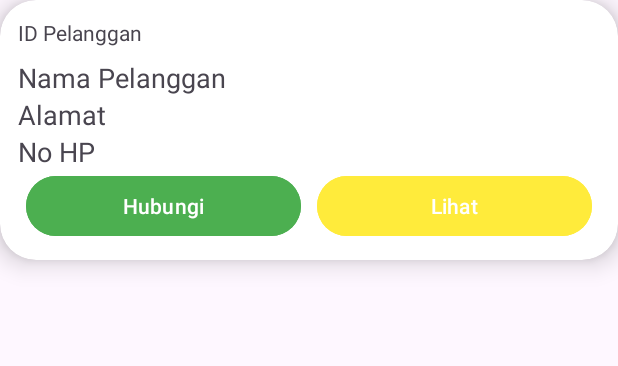
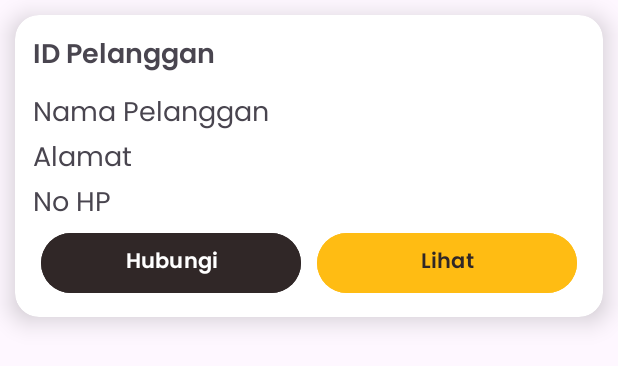
Before and after one commit to VinoSheesh/Aplikasi-Laundry, an Android app: the layout card_data_pelanggan.xml on its own in the app's theme, with its tools: preview values and no code run, on a phone screen of 412 x 824 dp. Shown: the top 366 px of the screen. Run offline under Robolectric (Android 15) with nearby library versions, the phone set to English and light mode, and no system bars.

Commit message:
Update UI dan Acticity

```diff
--- a/app/src/main/res/layout/card_data_pelanggan.xml
+++ b/app/src/main/res/layout/card_data_pelanggan.xml
@@ -8,8 +8,12 @@
     <androidx.cardview.widget.CardView
         android:layout_width="match_parent"
         android:layout_height="wrap_content"
-        app:cardCornerRadius="24dp"
+        android:layout_margin="10dp"
+        app:cardCornerRadius="16dp"
         app:cardElevation="10dp"
+        app:layout_constraintEnd_toEndOf="parent"
+        app:layout_constraintStart_toStartOf="parent"
+        app:layout_constraintTop_toTopOf="parent"
         tools:ignore="MissingConstraints">
 
         <RelativeLayout
@@ -21,40 +25,44 @@
                 android:id="@+id/tv1"
                 android:layout_width="wrap_content"
                 android:layout_height="wrap_content"
+                android:layout_marginBottom="8dp"
                 android:text="ID Pelanggan"
-                android:textSize="14sp"
-                android:layout_marginBottom="8dp"/>
+                android:textSize="18sp"
+                android:fontFamily="@font/poppins_semibold"/>
 
             <TextView
                 android:id="@+id/tv2"
-                android:layout_below="@id/tv1"
                 android:layout_width="wrap_content"
                 android:layout_height="wrap_content"
+                android:layout_below="@+id/tv1"
+                android:fontFamily="@font/poppins"
                 android:text="Nama Pelanggan"
-                android:textSize="18sp"/>
+                android:textSize="18sp" />
 
             <TextView
                 android:id="@+id/tv3"
-                android:layout_below="@id/tv2"
                 android:layout_width="wrap_content"
                 android:layout_height="wrap_content"
+                android:layout_below="@id/tv2"
+                android:fontFamily="@font/poppins"
                 android:text="Alamat"
                 android:textSize="18sp" />
 
             <TextView
                 android:id="@+id/tv4"
-                android:layout_below="@id/tv3"
                 android:layout_width="wrap_content"
                 android:layout_height="wrap_content"
+                android:layout_below="@id/tv3"
+                android:fontFamily="@font/poppins"
                 android:text="No HP"
-                android:textSize="18sp" />
+                android:textSize="18sp"/>
 
             <LinearLayout
-                android:layout_below="@id/tv4"
                 android:layout_width="match_parent"
                 android:layout_height="wrap_content"
-                android:orientation="horizontal"
-                android:gravity="end">
+                android:layout_below="@id/tv4"
+                android:gravity="end"
+                android:orientation="horizontal">
 
                 <Button
                     android:layout_width="0dp"
@@ -62,8 +70,11 @@
                     android:layout_marginStart="5dp"
                     android:layout_marginEnd="5dp"
                     android:layout_weight="1"
-                    android:backgroundTint="#4CAF50"
-                    android:text="Hubungi" />
+                    android:backgroundTint="#302727"
+                    android:fontFamily="@font/poppins_semibold"
+                    android:text="Hubungi"
+                    android:textSize="14dp"
+                    tools:ignore="TextSizeCheck" />
 
                 <Button
                     android:layout_width="0dp"
@@ -71,8 +82,12 @@
                     android:layout_marginStart="5dp"
                     android:layout_marginEnd="5dp"
                     android:layout_weight="1"
-                    android:backgroundTint="#FFEB3B"
-                    android:text="Lihat" />
+                    android:backgroundTint="#FFBC13"
+                    android:fontFamily="@font/poppins_semibold"
+                    android:text="Lihat"
+                    android:textColor="#302727"
+                    android:textSize="14dp"
+                    tools:ignore="TextSizeCheck" />
             </LinearLayout>
 
         </RelativeLayout>
--- a/app/src/main/res/values/preloaded_fonts.xml
+++ b/app/src/main/res/values/preloaded_fonts.xml
@@ -1,6 +1,8 @@
 <?xml version="1.0" encoding="utf-8"?>
 <resources>
     <array name="preloaded_fonts" translatable="false">
+        <item>@font/poppins_bold</item>
+        <item>@font/poppins_medium</item>
         <item>@font/poppins_semibold</item>
     </array>
 </resources>
```
Also changed, not shown: app/src/main/res/font/poppins_bold.xml (added, +7 -0 lines), app/src/main/res/font/poppins_medium.xml (added, +7 -0 lines), app/src/main/res/layout-land/activity_home.xml (+6 -6 lines), app/src/main/res/layout/activity_tambah_pelanggan.xml (+30 -16 lines).
